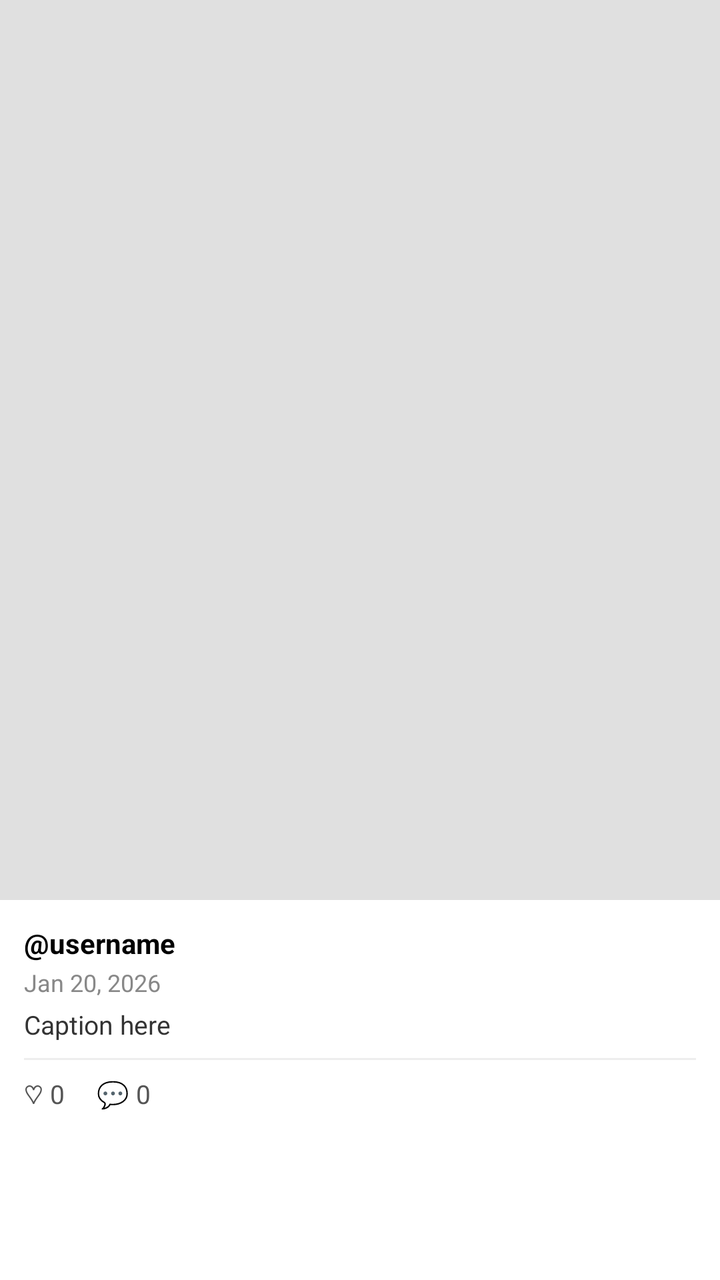
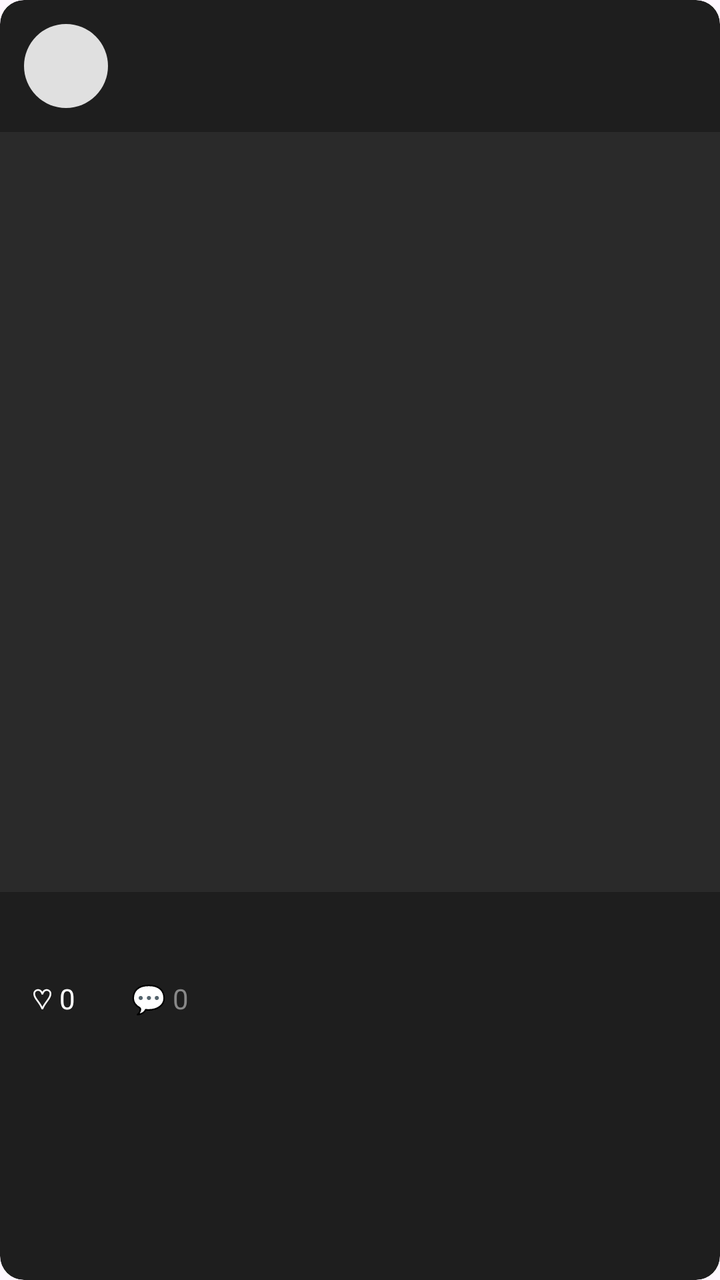

An Android layout rendered at two revisions. The XML below is the earlier revision; the diff shows what the commit changed to produce the second picture.
<!-- AndroidManifest.xml: application theme Theme.SnapQuest -->
<!-- res/layout/item_post.xml -->
<?xml version="1.0" encoding="utf-8"?>
<LinearLayout xmlns:android="http://schemas.android.com/apk/res/android"
    android:layout_width="match_parent"
    android:layout_height="wrap_content"
    android:orientation="vertical"
    android:background="#FFFFFF"
    android:layout_marginBottom="8dp">

    <ImageView
        android:id="@+id/ivPostImage"
        android:layout_width="match_parent"
        android:layout_height="450dp"
        android:scaleType="centerCrop"
        android:adjustViewBounds="false"
        android:background="#E0E0E0"/>

    <LinearLayout
        android:layout_width="match_parent"
        android:layout_height="wrap_content"
        android:orientation="vertical"
        android:padding="12dp">

        <TextView
            android:id="@+id/tvUsername"
            android:layout_width="wrap_content"
            android:layout_height="wrap_content"
            android:text="@username"
            android:textStyle="bold"
            android:textColor="#000000"
            android:textSize="14sp"/>

        <TextView
            android:id="@+id/tvDate"
            android:layout_width="wrap_content"
            android:layout_height="wrap_content"
            android:text="Jan 20, 2026"
            android:textColor="#888888"
            android:textSize="12sp"
            android:layout_marginTop="2dp"/>

        <TextView
            android:id="@+id/tvCaption"
            android:layout_width="wrap_content"
            android:layout_height="wrap_content"
            android:text="Caption here"
            android:textColor="#333333"
            android:textSize="13sp"
            android:layout_marginTop="4dp"/>

        <View
            android:layout_width="match_parent"
            android:layout_height="1dp"
            android:background="#EEEEEE"
            android:layout_marginTop="8dp"
            android:layout_marginBottom="8dp"/>

        <LinearLayout
            android:layout_width="match_parent"
            android:layout_height="wrap_content"
            android:orientation="horizontal">

            <TextView
                android:id="@+id/tvLikes"
                android:layout_width="wrap_content"
                android:layout_height="wrap_content"
                android:text="♡ 0"
                android:textColor="#555555"
                android:textSize="13sp"
                android:clickable="true"
                android:focusable="true"
                android:layout_marginEnd="16dp"/>


            <TextView
                android:id="@+id/tvComments"
                android:layout_width="wrap_content"
                android:layout_height="wrap_content"
                android:text="💬 0"
                android:textColor="#555555"
                android:textSize="13sp"/>

        </LinearLayout>

    </LinearLayout>

</LinearLayout>
<!-- resources referenced by this layout -->
<resources>
  <style name="Theme.SnapQuest" parent="Base.Theme.SnapQuest" />
  <style name="Base.Theme.SnapQuest" parent="Theme.Material3.DayNight.NoActionBar">
          
          
      </style>
</resources>

<!-- the commit's change to res/layout/item_post.xml (unified diff, before → after) -->
@@ -1,86 +1,108 @@
 <?xml version="1.0" encoding="utf-8"?>
-<LinearLayout xmlns:android="http://schemas.android.com/apk/res/android"
+<androidx.cardview.widget.CardView xmlns:android="http://schemas.android.com/apk/res/android"
+    xmlns:app="http://schemas.android.com/apk/res-auto"
     android:layout_width="match_parent"
     android:layout_height="wrap_content"
-    android:orientation="vertical"
-    android:background="#FFFFFF"
-    android:layout_marginBottom="8dp">
-
-    <ImageView
-        android:id="@+id/ivPostImage"
-        android:layout_width="match_parent"
-        android:layout_height="450dp"
-        android:scaleType="centerCrop"
-        android:adjustViewBounds="false"
-        android:background="#E0E0E0"/>
+    android:layout_marginStart="8dp"
+    android:layout_marginEnd="8dp"
+    android:layout_marginBottom="12dp"
+    app:cardCornerRadius="12dp"
+    app:cardElevation="0dp"
+    app:cardBackgroundColor="#1E1E1E">
 
     <LinearLayout
         android:layout_width="match_parent"
         android:layout_height="wrap_content"
-        android:orientation="vertical"
-        android:padding="12dp">
-
-        <TextView
-            android:id="@+id/tvUsername"
-            android:layout_width="wrap_content"
-            android:layout_height="wrap_content"
-            android:text="@username"
-            android:textStyle="bold"
-            android:textColor="#000000"
-            android:textSize="14sp"/>
-
-        <TextView
-            android:id="@+id/tvDate"
-            android:layout_width="wrap_content"
-            android:layout_height="wrap_content"
-            android:text="Jan 20, 2026"
-            android:textColor="#888888"
-            android:textSize="12sp"
-            android:layout_marginTop="2dp"/>
-
-        <TextView
-            android:id="@+id/tvCaption"
-            android:layout_width="wrap_content"
-            android:layout_height="wrap_content"
-            android:text="Caption here"
-            android:textColor="#333333"
-            android:textSize="13sp"
-            android:layout_marginTop="4dp"/>
-
-        <View
-            android:layout_width="match_parent"
-            android:layout_height="1dp"
-            android:background="#EEEEEE"
-            android:layout_marginTop="8dp"
-            android:layout_marginBottom="8dp"/>
+        android:orientation="vertical">
 
         <LinearLayout
             android:layout_width="match_parent"
             android:layout_height="wrap_content"
-            android:orientation="horizontal">
+            android:orientation="horizontal"
+            android:padding="12dp"
+            android:gravity="center_vertical">
+
+            <ImageView
+                android:id="@+id/ivUserProfilePic"
+                android:layout_width="42dp"
+                android:layout_height="42dp"
+                android:scaleType="centerCrop"
+                android:background="@drawable/circle_background"
+                android:layout_marginEnd="12dp"/>
+
+            <LinearLayout
+                android:layout_width="wrap_content"
+                android:layout_height="wrap_content"
+                android:orientation="vertical">
+
+                <TextView
+                    android:id="@+id/tvUsername"
+                    android:layout_width="wrap_content"
+                    android:layout_height="wrap_content"
+                    android:textStyle="bold"
+                    android:textColor="#FFFFFF"
+                    android:textSize="14sp"/>
+
+                <TextView
+                    android:id="@+id/tvDate"
+                    android:layout_width="wrap_content"
+                    android:layout_height="wrap_content"
+                    android:textColor="#555555"
+                    android:textSize="12sp"/>
+
+            </LinearLayout>
+
+        </LinearLayout>
+
+        <ImageView
+            android:id="@+id/ivPostImage"
+            android:layout_width="match_parent"
+            android:layout_height="380dp"
+            android:scaleType="centerCrop"
+            android:background="#2A2A2A"/>
+
+        <LinearLayout
+            android:layout_width="match_parent"
+            android:layout_height="wrap_content"
+            android:orientation="vertical"
+            android:padding="12dp">
 
             <TextView
-                android:id="@+id/tvLikes"
+                android:id="@+id/tvCaption"
                 android:layout_width="wrap_content"
                 android:layout_height="wrap_content"
-                android:text="♡ 0"
-                android:textColor="#555555"
+                android:textColor="#CCCCCC"
                 android:textSize="13sp"
-                android:clickable="true"
-                android:focusable="true"
-                android:layout_marginEnd="16dp"/>
+                android:layout_marginBottom="10dp"/>
 
+            <LinearLayout
+                android:layout_width="match_parent"
+                android:layout_height="wrap_content"
+                android:orientation="horizontal">
 
-            <TextView
-                android:id="@+id/tvComments"
-                android:layout_width="wrap_content"
-                android:layout_height="wrap_content"
-                android:text="💬 0"
-                android:textColor="#555555"
-                android:textSize="13sp"/>
+                <TextView
+                    android:id="@+id/tvLikes"
+                    android:layout_width="wrap_content"
+                    android:layout_height="wrap_content"
+                    android:text="♡ 0"
+                    android:textColor="#FFFFFF"
+                    android:textSize="14sp"
+                    android:layout_marginEnd="20dp"
+                    android:padding="4dp"/>
+
+                <TextView
+                    android:id="@+id/tvComments"
+                    android:layout_width="wrap_content"
+                    android:layout_height="wrap_content"
+                    android:text="💬 0"
+                    android:textColor="#888888"
+                    android:textSize="14sp"
+                    android:padding="4dp"/>
+
+            </LinearLayout>
 
         </LinearLayout>
 
     </LinearLayout>
 
-</LinearLayout>
+</androidx.cardview.widget.CardView>
<!-- resource entries referenced after the edit -->
@@ -1,5 +1,11 @@
 <!-- resources referenced by this layout -->
 <resources>
+  <!-- drawable circle_background (drawable) -->
+  <?xml version="1.0" encoding="utf-8"?>
+  <shape xmlns:android="http://schemas.android.com/apk/res/android"
+      android:shape="oval">
+      <solid android:color="#E0E0E0"/>
+  </shape>
   <style name="Theme.SnapQuest" parent="Base.Theme.SnapQuest" />
   <style name="Base.Theme.SnapQuest" parent="Theme.Material3.DayNight.NoActionBar">
           
